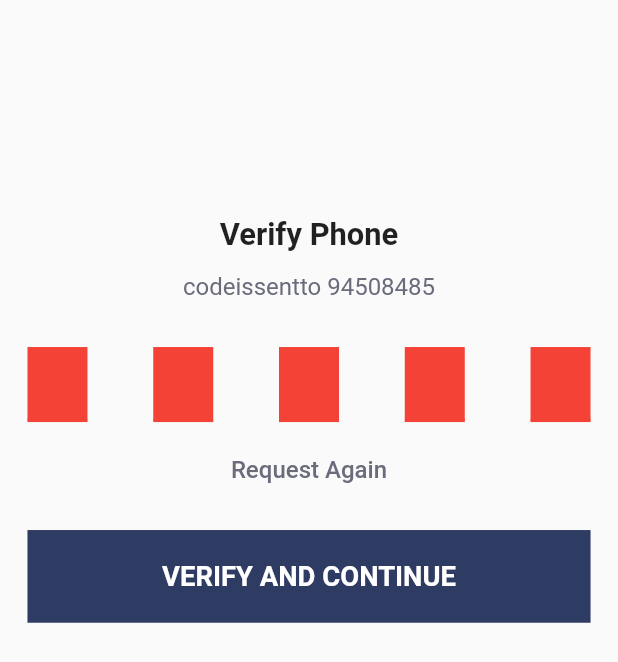
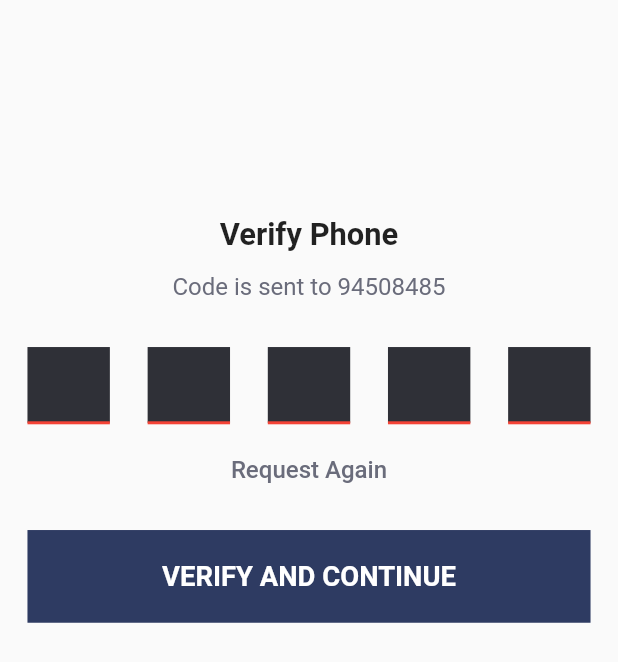
Before and after one commit to Devlonoah/liveasy, a Flutter app: the OtpInputPage screen opened by its route, on a phone screen of 412 x 824 dp. Shown: the top 662 px of the screen. Run offline on Flutter 3.47's test engine with Material 2 defaults, Android fonts, the phone set to English and light mode, and no system bars; drawn by our look-alikes of pin_code_fields; our stand-ins replace bloc, device_preview, equatable, firebase_auth, flutter_bloc, flutter_screenutil and 1 more; missing offline and left inert: country_list_pick, dart:ffi; accounts and stored records are empty.

Commit message:
➕ ui readjust

```diff
--- a/lang/en.json
+++ b/lang/en.json
@@ -1,6 +1,6 @@
 {
     "selectlanguage": "Please select your Language",
-    "changelanguageanytime": "You can change language anytime",
+    "changelanguageanytime": "You can change the language\nat anytime",
     "next": "NEXT",
     "pleaseenteryournumber": "Please enter your mobile number",
     "youllrecieve4digitcode": "You'll recieve a 4 digit code to verify next.",
--- a/lib/global_widget/button_widget.dart
+++ b/lib/global_widget/button_widget.dart
@@ -19,8 +19,14 @@ class ButtonWidget extends StatelessWidget {
       onPressed: onPress,
       child: Text(
         label,
+        textHeightBehavior: TextHeightBehavior(
+            applyHeightToFirstAscent: false, applyHeightToLastDescent: false),
         style: TextStyle(
-            fontSize: 16.sp, fontWeight: FontWeight.w700, color: Colors.white),
+            fontSize: 16.sp,
+            fontWeight: FontWeight.w700,
+            color: Colors.white,
+            height: 20.h),
+        // strutStyle: StrutStyle(height: 20.h),
       ),
     );
   }
--- a/lib/global_widget/header_with_subtitle.dart
+++ b/lib/global_widget/header_with_subtitle.dart
@@ -1,3 +1,5 @@
+import 'dart:ffi';
+
 import 'package:flutter/cupertino.dart';
 import 'package:liveasy_assignment/constants/spacing.dart';
 import 'package:liveasy_assignment/constants/style.dart';
@@ -18,13 +20,15 @@ class HeaderWithSubtitle extends StatelessWidget {
           title!,
           textAlign: TextAlign.center,
           style: headerTextStyle,
+          strutStyle: StrutStyle(height: 0.0.h),
         ),
         addVerticalSpace(8.h),
         subtitle != null
             ? Text(subtitle!,
-                textAlign: TextAlign.center, style: subtitleTextStyle)
+                strutStyle: StrutStyle(height: 0.0.h),
+                textAlign: TextAlign.center,
+                style: subtitleTextStyle)
             : const SizedBox.shrink(),
-        addVerticalSpace(24),
       ],
     );
   }
--- a/lib/main.dart
+++ b/lib/main.dart
@@ -13,10 +13,7 @@ void main() async {
   WidgetsFlutterBinding.ensureInitialized();
   // await Firebase.initializeApp();
   runApp(
-    DevicePreview(
-      builder: (context) => const MyApp(),
-      enabled: !kReleaseMode,
-    ),
+    const MyApp(),
   );
 }
 
--- a/lib/pages/otp_input/otp_input.dart
+++ b/lib/pages/otp_input/otp_input.dart
@@ -1,4 +1,5 @@
 import 'package:flutter/material.dart';
+import 'package:liveasy_assignment/constants/colors.dart';
 import 'package:liveasy_assignment/constants/spacing.dart';
 import 'package:liveasy_assignment/constants/style.dart';
 import 'package:liveasy_assignment/constants/translation_constant.dart';
@@ -35,8 +36,9 @@ class OtpInputPageBody extends StatelessWidget {
           addVerticalSpace(112),
           HeaderWithSubtitle(
             title: TranslationConstant.verifyphone.t(context)!,
-            subtitle: "${TranslationConstant.codeissentto} 94508485",
+            subtitle: "${TranslationConstant.codeissentto.t(context)} 94508485",
           ),
+          addVerticalSpace(24),
           otpinput(context),
           addVerticalSpace(16),
           Row(
@@ -63,9 +65,23 @@ class OtpInputPageBody extends StatelessWidget {
     return SizedBox(
       height: 40.h,
       child: PinCodeTextField(
+        pinTheme: PinTheme(
+          activeFillColor: Pallete.lightBlue,
+          inactiveFillColor: Pallete.mainBlack,
+          selectedFillColor: Pallete.slimBlue,
+          disabledColor: Colors.red,
+          inactiveColor: Colors.red,
+          selectedColor: Colors.red,
+          activeColor: Colors.red,
+          errorBorderColor: Colors.red,
+          fieldHeight: 48.h,
+          fieldWidth: 48.w,
+        ),
         enableActiveFill: true,
         appContext: context,
         length: 5,
+        textStyle: headerTextStyle,
+        keyboardType: TextInputType.number,
         onChanged: (x) {},
       ),
     );
--- a/lib/pages/select_language/select_language.dart
+++ b/lib/pages/select_language/select_language.dart
@@ -25,11 +25,12 @@ class SelectLanguagePage extends StatelessWidget {
         width: double.infinity,
         child: Column(
           children: [
-            addVerticalSpace(219),
+            addVerticalSpace(216),
             HeaderWithSubtitle(
               title: TranslationConstant.selectLanguage.t(context),
               subtitle: TranslationConstant.changelanguageanytime.t(context)!,
             ),
+            addVerticalSpace(24),
             BlocBuilder<LocaleCubit, LocaleState>(
               builder: (context, state) {
                 return DropDownWidget(
@@ -90,6 +91,7 @@ class DropDownWidget extends StatelessWidget {
     return Container(
       height: 48.h,
       width: 216.w,
+      alignment: Alignment.center,
       padding: EdgeInsets.symmetric(horizontal: 8.w),
       decoration: BoxDecoration(border: Border.all(width: 1.sp)),
       child: DropdownButton<String>(
```
